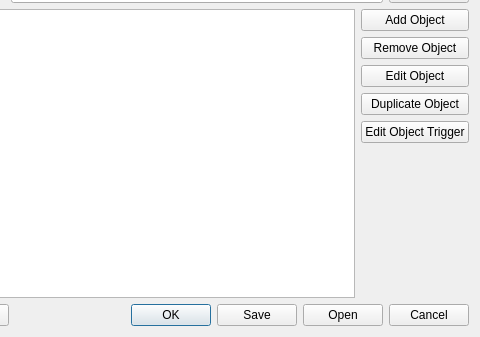
The window that R_Visualizer/SystemOverview/sysovrvobjectdialog.ui (NeverKnewTheName/R_Visualizer) describes before a commit, drawn with Qt 5; both pictures show x 82 to 562 and y 86 to 423 of the 562 by 423 pixel window.
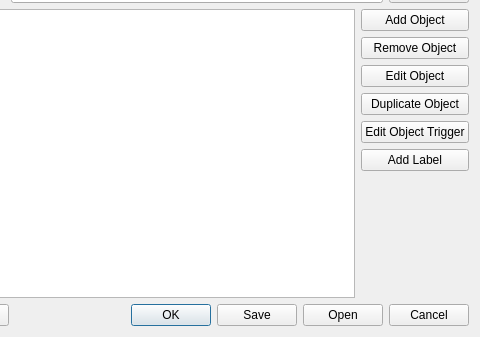
The same window after the commit.

Diff of the .ui file:
```diff
--- a/R_Visualizer/SystemOverview/sysovrvobjectdialog.ui
+++ b/R_Visualizer/SystemOverview/sysovrvobjectdialog.ui
@@ -101,6 +101,13 @@
          </property>
         </widget>
        </item>
+       <item>
+        <widget class="QPushButton" name="addLblBtn">
+         <property name="text">
+          <string>Add Label</string>
+         </property>
+        </widget>
+       </item>
        <item>
         <spacer name="verticalSpacer">
          <property name="orientation">
```
